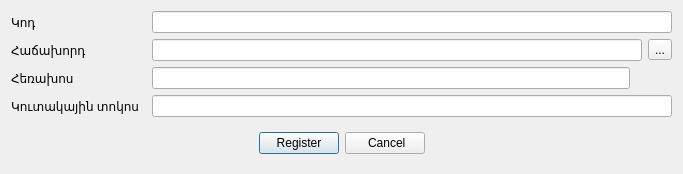
Before: the Qt Designer form Shop/dlgregistercard.ui in End1-1/Cafe5, drawn with Qt 5.
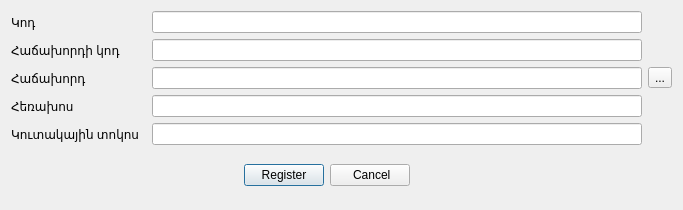
After: the same form once the commit is applied. Custom widgets are drawn as their Qt base class.

Diff of the .ui file:
```diff
--- a/Shop/dlgregistercard.ui
+++ b/Shop/dlgregistercard.ui
@@ -7,37 +7,71 @@
     <x>0</x>
     <y>0</y>
     <width>683</width>
-    <height>172</height>
+    <height>210</height>
    </rect>
   </property>
   <property name="windowTitle">
    <string>Քարտի գրանցում</string>
   </property>
   <layout class="QGridLayout" name="gridLayout">
-   <item row="1" column="5">
+   <item row="1" column="0">
+    <widget class="QLabel" name="label_5">
+     <property name="text">
+      <string>Հաճախորդի կոդ</string>
+     </property>
+    </widget>
+   </item>
+   <item row="4" column="0">
+    <widget class="QLabel" name="label_3">
+     <property name="text">
+      <string>Կուտակային տոկոս</string>
+     </property>
+    </widget>
+   </item>
+   <item row="2" column="0" colspan="2">
+    <widget class="QLabel" name="label_2">
+     <property name="text">
+      <string>Հաճախորդ</string>
+     </property>
+    </widget>
+   </item>
+   <item row="2" column="5">
     <widget class="QToolButton" name="toolButton">
      <property name="text">
       <string>...</string>
      </property>
     </widget>
    </item>
-   <item row="3" column="2" colspan="4">
-    <widget class="C5LineEdit" name="lePercent"/>
+   <item row="1" column="2">
+    <widget class="C5LineEdit" name="lePartnerCode"/>
+   </item>
+   <item row="0" column="0">
+    <widget class="QLabel" name="label">
+     <property name="text">
+      <string>Կոդ</string>
+     </property>
+    </widget>
    </item>
    <item row="3" column="0">
-    <widget class="QLabel" name="label_3">
+    <widget class="QLabel" name="label_4">
      <property name="text">
-      <string>Կուտակային տոկոս</string>
+      <string>Հեռախոս</string>
      </property>
     </widget>
    </item>
-   <item row="0" column="2" colspan="4">
-    <widget class="QLineEdit" name="leCode"/>
+   <item row="3" column="2">
+    <widget class="C5LineEdit" name="lePhone"/>
    </item>
-   <item row="1" column="2" colspan="3">
+   <item row="2" column="2">
     <widget class="C5LineEdit" name="lePartner"/>
    </item>
-   <item row="4" column="0" colspan="6">
+   <item row="0" column="2">
+    <widget class="QLineEdit" name="leCode"/>
+   </item>
+   <item row="4" column="2">
+    <widget class="C5LineEdit" name="lePercent"/>
+   </item>
+   <item row="5" column="0" colspan="3">
     <widget class="QWidget" name="widget" native="true">
      <layout class="QHBoxLayout" name="horizontalLayout">
       <item>
@@ -83,30 +117,6 @@
      </layout>
     </widget>
    </item>
-   <item row="0" column="0">
-    <widget class="QLabel" name="label">
-     <property name="text">
-      <string>Կոդ</string>
-     </property>
-    </widget>
-   </item>
-   <item row="1" column="0" colspan="2">
-    <widget class="QLabel" name="label_2">
-     <property name="text">
-      <string>Հաճախորդ</string>
-     </property>
-    </widget>
-   </item>
-   <item row="2" column="0">
-    <widget class="QLabel" name="label_4">
-     <property name="text">
-      <string>Հեռախոս</string>
-     </property>
-    </widget>
-   </item>
-   <item row="2" column="2">
-    <widget class="C5LineEdit" name="lePhone"/>
-   </item>
   </layout>
  </widget>
  <customwidgets>
```
Left out of the diff: 6 changed lines with no effect on the pictures.
